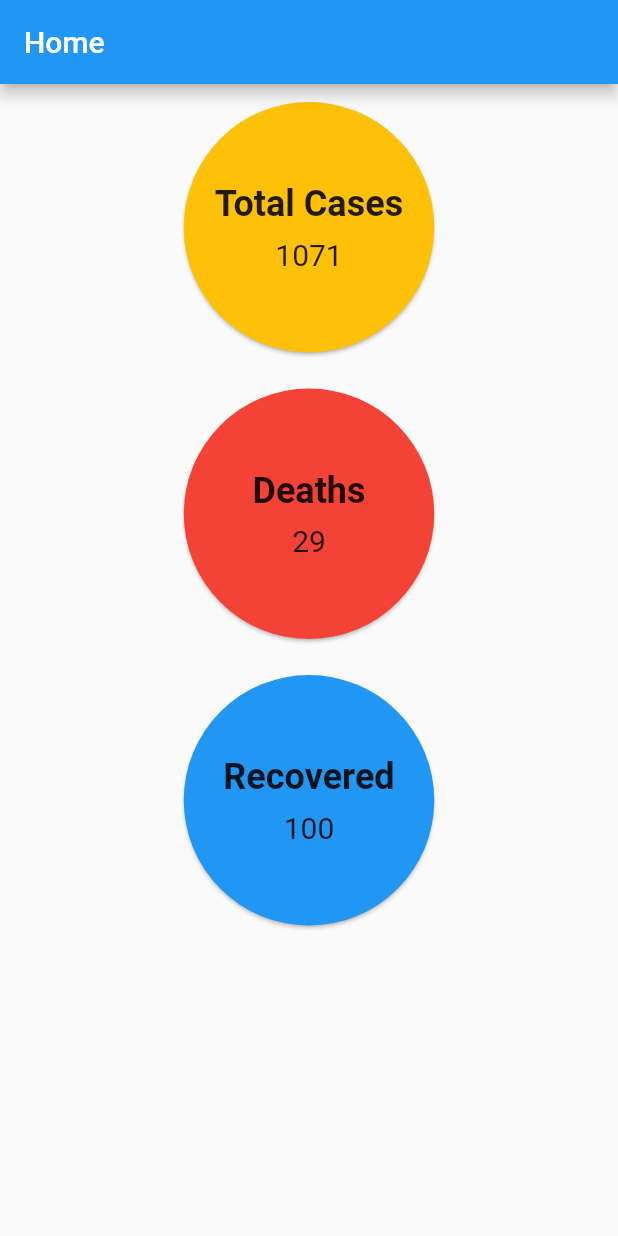
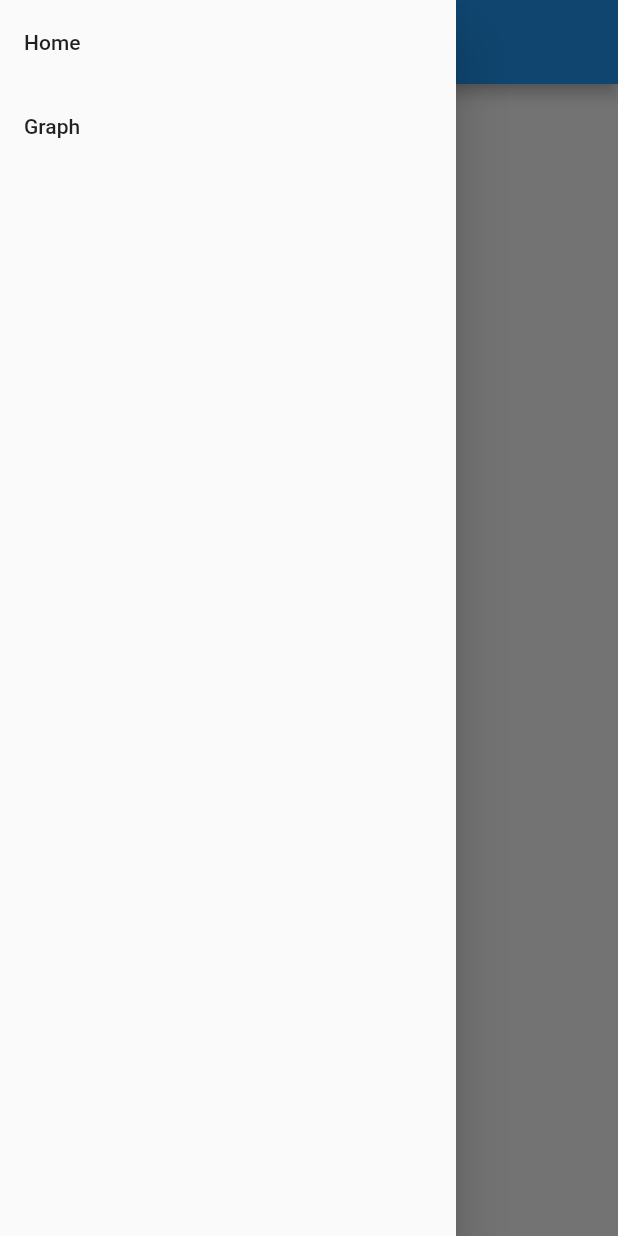
Before and after one commit to Ayush1325/Coronavirus-Status, a Flutter app: the screen it shows after launch, with the side drawer open (before the commit the screen has no drawer), on a phone screen of 412 x 824 dp. Run offline on Flutter 3.47's test engine with Material 2 defaults, Android fonts, the phone set to English and light mode, and no system bars; network calls fail.

Commit message:
feat: Initial home screen done.

```diff
--- /dev/null
+++ b/lib/components/bubbles_list.dart
@@ -0,0 +1,22 @@
+import 'package:coronavirusstatus/providers/india.dart';
+import 'package:flutter/material.dart';
+import 'package:coronavirusstatus/components/info_bubble.dart';
+import 'package:provider/provider.dart';
+
+class BubblesList extends StatelessWidget {
+  @override
+  Widget build(BuildContext context) {
+    return Consumer<India>(builder: (context, model, _) {
+      return ListView.builder(
+        itemCount: model.homeData.length,
+        itemBuilder: (context, index) {
+          return InfoBubble(
+            title: model.homeData[index].title,
+            num: model.homeData[index].value,
+            color: model.homeData[index].color,
+          );
+        },
+      );
+    });
+  }
+}
--- a/lib/components/info_bubble.dart
+++ b/lib/components/info_bubble.dart
@@ -2,7 +2,7 @@ import 'package:flutter/material.dart';
 
 class InfoBubble extends StatelessWidget {
   final String title;
-  final int num;
+  final String num;
   final Color color;
 
   InfoBubble({Key key, this.title, this.num, this.color});
@@ -33,7 +33,7 @@ class InfoBubble extends StatelessWidget {
                 Padding(
                   padding: const EdgeInsets.all(4.0),
                   child: Text(
-                    this.num.toString(),
+                    this.num,
                     style: TextStyle(
                       fontSize: 20,
                     ),
--- /dev/null
+++ b/lib/components/nav_drawer.dart
@@ -0,0 +1,26 @@
+import 'package:flutter/material.dart';
+
+const list = [
+  ["Home", "/home"],
+  ["Graph", "/graph"]
+];
+
+class NavDrawer extends StatelessWidget {
+  @override
+  Widget build(BuildContext context) {
+    return Drawer(
+      child: ListView.builder(
+        itemCount: list.length,
+        itemBuilder: (context, index) {
+          return ListTile(
+            title: Text(list[index][0]),
+            onTap: () {
+              Navigator.pop(context);
+              Navigator.pushNamed(context, list[index][2]);
+            },
+          );
+        },
+      ),
+    );
+  }
+}
--- a/lib/pages/home.dart
+++ b/lib/pages/home.dart
@@ -1,5 +1,8 @@
 import 'package:flutter/material.dart';
-import 'package:coronavirusstatus/components/info_bubble.dart';
+import 'package:coronavirusstatus/components/bubbles_list.dart';
+import 'package:provider/provider.dart';
+import 'package:coronavirusstatus/components/nav_drawer.dart';
+import 'package:coronavirusstatus/providers/india.dart';
 
 class Home extends StatelessWidget {
   @override
@@ -8,24 +11,10 @@ class Home extends StatelessWidget {
       appBar: AppBar(
         title: Text("Home"),
       ),
-      body: ListView(
-        children: <Widget>[
-          InfoBubble(
-            title: "Total Cases",
-            num: 1071,
-            color: Colors.amber,
-          ),
-          InfoBubble(
-            title: "Deaths",
-            num: 29,
-            color: Colors.red,
-          ),
-          InfoBubble(
-            title: "Recovered",
-            num: 100,
-            color: Colors.blue,
-          ),
-        ],
+      drawer: NavDrawer(),
+      body: ChangeNotifierProvider<India>(
+        create: (_) => India(),
+        child: BubblesList(),
       ),
     );
   }
--- /dev/null
+++ b/lib/providers/india.dart
@@ -0,0 +1,41 @@
+import 'dart:convert';
+
+import 'package:flutter/material.dart';
+import 'package:http/http.dart' as http;
+
+class India extends ChangeNotifier {
+  List<Data> homeData;
+
+  India() {
+    homeData = List();
+    dummyData();
+    refresh();
+  }
+
+  void refresh() async {
+    var res = await http.get("https://api.covid19india.org/data.json");
+    Map<String, dynamic> body = jsonDecode(res.body);
+    List<dynamic> temp = body['cases_time_series'];
+    Map<String, dynamic> item = temp.last;
+    homeData.clear();
+    homeData.add(Data('Total', item['totalconfirmed'].toString(), Colors.blue));
+    homeData.add(Data('Deaths', item['totaldeceased'].toString(), Colors.red));
+    homeData.add(
+        Data('Recovered', item['totalrecovered'].toString(), Colors.amber));
+    notifyListeners();
+  }
+
+  void dummyData() {
+    homeData.add(Data('Total', 0.toString(), Colors.blue));
+    homeData.add(Data('Deaths', 0.toString(), Colors.red));
+    homeData.add(Data('Recovered', 0.toString(), Colors.amber));
+  }
+}
+
+class Data {
+  final String title;
+  final String value;
+  final Color color;
+
+  Data(this.title, this.value, this.color);
+}
```
Also changed, not shown: pubspec.yaml (+2 -54 lines), pubspec.lock.
